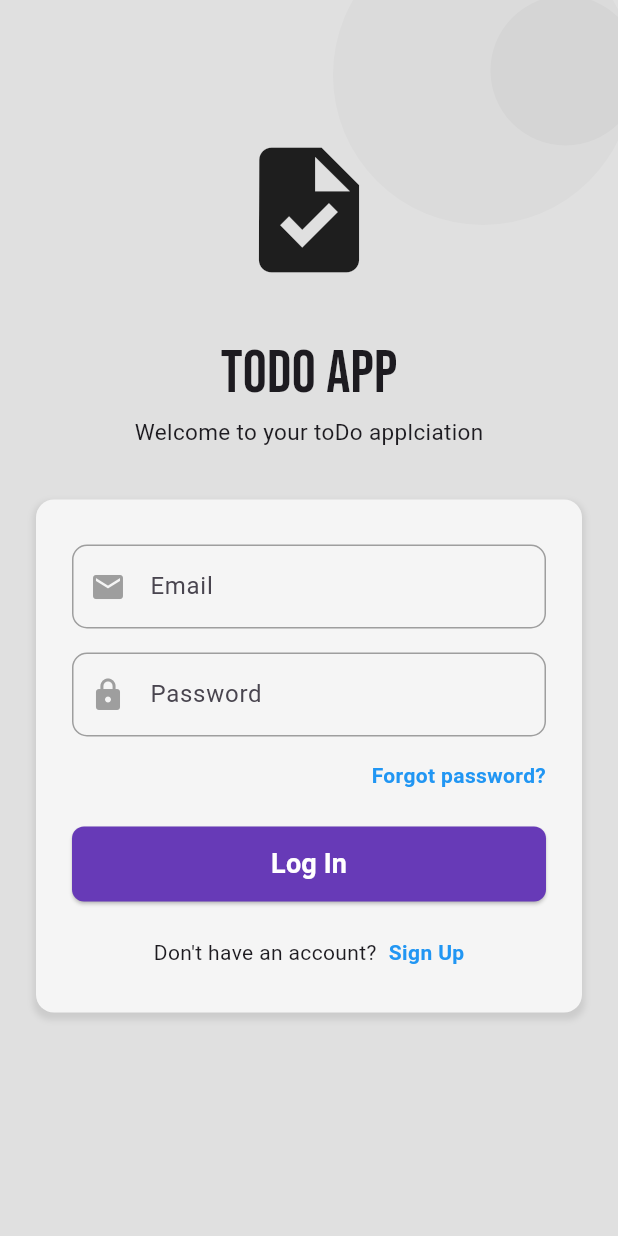
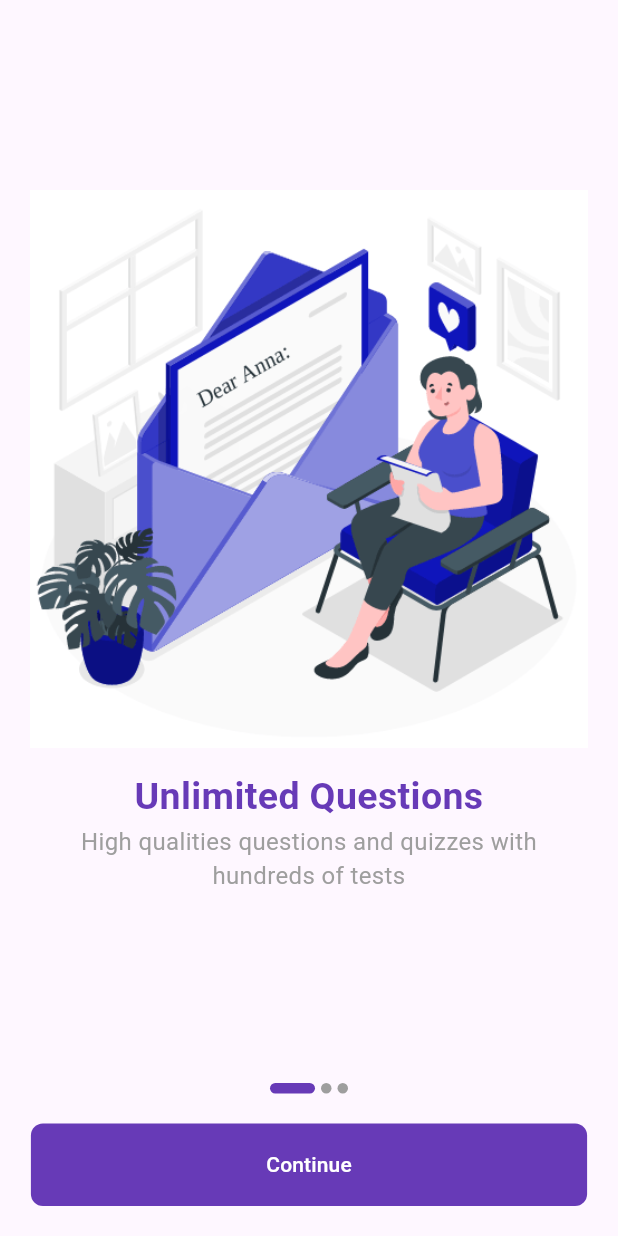
Before and after one commit to yassinelogtari/flutter-todo-list, a Flutter app: the screen it shows after launch, on a phone screen of 412 x 824 dp. Run offline on Flutter 3.47's test engine with Material 3 defaults, Android fonts, the phone set to English and light mode, and no system bars; our stand-ins replace animated_splash_screen, cloud_firestore, firebase_auth, firebase_core, google_fonts, lottie; accounts and stored records are empty.

Commit message:
dark mode & onboarding

```diff
--- /dev/null
+++ b/lib/components/color.dart
@@ -0,0 +1,2 @@
+import 'package:flutter/material.dart';
+const primaryColor = Colors.deepPurple;
--- /dev/null
+++ b/lib/components/onboardingInfo.dart
@@ -0,0 +1,11 @@
+
+class OnboardingInfo{
+  final String title;
+  final String description;
+  final String image;
+
+  OnboardingInfo({
+    required this.title,
+    required this.description,
+    required this.image});
+}
--- /dev/null
+++ b/lib/components/onboarding_data.dart
@@ -0,0 +1,23 @@
+
+import 'onboardingInfo.dart';
+
+class OnboardingData{
+
+  List<OnboardingInfo> items = [
+    OnboardingInfo(
+        title: "Unlimited Questions",
+        description: "High qualities questions and quizzes with hundreds of tests",
+        image: "images/onboarding1.gif"),
+
+    OnboardingInfo(
+        title: "Interesting stories",
+        description: "Reading top stories to learn and enhance your knowledge",
+        image: "images/onboarding1.gif"),
+
+    OnboardingInfo(
+        title: "Reading Books",
+        description: "Reading new books with top content and excellent stories""Reading new books with top content and excellent stories",
+        image: "images/onboarding1.gif"),
+
+  ];
+}
--- a/lib/main.dart
+++ b/lib/main.dart
@@ -1,26 +1,34 @@
+import 'package:flutter/material.dart';
+import 'package:flutter_to_do_list/screen/ThemeProvider.dart';
+import 'package:provider/provider.dart';
 import 'package:firebase_core/firebase_core.dart';
-import 'package:flutter/material.dart';
 import 'package:flutter_to_do_list/auth/main_page.dart';
 import 'package:flutter_to_do_list/firebase_options.dart';
 import 'package:flutter_to_do_list/screen/splashScreen.dart';
+
 
 void main() async {
   WidgetsFlutterBinding.ensureInitialized();
   await Firebase.initializeApp(
     options: DefaultFirebaseOptions.currentPlatform,
   );
-  runApp(const MyApp());
+  runApp(MyApp());
 }
 
 class MyApp extends StatelessWidget {
-  const MyApp({super.key});
-
   @override
   Widget build(BuildContext context) {
-    return MaterialApp(
-      debugShowCheckedModeBanner: false,
-      home: const SplashScreen()
-      //Main_Page(),
+    return ChangeNotifierProvider(
+      create: (context) => ThemeProvider(),
+      child: Consumer<ThemeProvider>(
+        builder: (context, themeProvider, child) {
+          return MaterialApp(
+            debugShowCheckedModeBanner: false,
+            theme: themeProvider.themeData,
+            home: SplashScreen(),
+          );
+        },
+      ),
     );
   }
 }
--- /dev/null
+++ b/lib/screen/Onboarding.dart
@@ -0,0 +1,130 @@
+
+import 'package:flutter/material.dart';
+import 'package:flutter_to_do_list/auth/main_page.dart';
+import '../components/color.dart';
+import '../components/onboarding_data.dart';
+import 'login.dart';
+
+class OnboardingPage extends StatefulWidget {
+  const OnboardingPage({super.key});
+
+  @override
+  State<OnboardingPage> createState() => _OnboardingPageState();
+}
+
+class _OnboardingPageState extends State<OnboardingPage> {
+  final controller = OnboardingData();
+  final pageController = PageController();
+  int currentIndex = 0;
+
+  @override
+  Widget build(BuildContext context) {
+    return Scaffold(
+      body: Column(
+        children: [
+          body(),
+          buildDots(),
+          button(),
+        ],
+      ),
+    );
+  }
+
+  //Body
+  Widget body() {
+    return Expanded(
+      child: Center(
+        child: PageView.builder(
+            onPageChanged: (value) {
+              setState(() {
+                currentIndex = value;
+              });
+            },
+            itemCount: controller.items.length,
+            itemBuilder: (context, index) {
+              return Padding(
+                padding: const EdgeInsets.symmetric(horizontal: 20),
+                child: Column(
+                  mainAxisAlignment: MainAxisAlignment.center,
+                  children: [
+                    //Images
+                    Image.asset(controller.items[currentIndex].image),
+
+                    const SizedBox(height: 15),
+                    //Titles
+                    Text(controller.items[currentIndex].title,
+                      style: const TextStyle(fontSize: 25,
+                          color: primaryColor,
+                          fontWeight: FontWeight.bold),
+                      textAlign: TextAlign.center,),
+
+                    //Description
+                    Padding(
+                      padding: const EdgeInsets.symmetric(horizontal: 25),
+                      child: Text(controller.items[currentIndex].description,
+                        style: const TextStyle(
+                            color: Colors.grey, fontSize: 16),
+                        textAlign: TextAlign.center,),
+                    ),
+
+                  ],
+                ),
+              );
+            }),
+      ),
+    );
+  }
+
+  //Dots
+  Widget buildDots() {
+    return Row(
+      mainAxisAlignment: MainAxisAlignment.center,
+      children: List.generate(controller.items.length, (index) =>
+          AnimatedContainer(
+              margin: const EdgeInsets.symmetric(horizontal: 2),
+              decoration: BoxDecoration(
+                borderRadius: BorderRadius.circular(50),
+                color: currentIndex == index ? primaryColor : Colors.grey,
+              ),
+              height: 7,
+              width: currentIndex == index ? 30 : 7,
+              duration: const Duration(milliseconds: 700))),
+    );
+  }
+
+  //Button
+//Button
+  Widget button() {
+    return Container(
+      margin: const EdgeInsets.symmetric(vertical: 20),
+      width: MediaQuery
+          .of(context)
+          .size
+          .width * .9,
+      height: 55,
+      decoration: BoxDecoration(
+          borderRadius: BorderRadius.circular(8),
+          color: primaryColor
+      ),
+
+      child: TextButton(
+        onPressed: () {
+          if (currentIndex == controller.items.length - 1) {
+            Navigator.push(
+              context,
+              MaterialPageRoute(builder: (context) => Main_Page()),
+            );
+          } else {
+            setState(() {
+              currentIndex++;
+            });
+          }
+        },
+        child: Text(currentIndex == controller.items.length - 1
+            ? "Get started"
+            : "Continue",
+          style: const TextStyle(color: Colors.white),),
+      ),
+    );
+  }
+}
--- /dev/null
+++ b/lib/screen/ThemeProvider.dart
@@ -0,0 +1,13 @@
+import 'package:flutter/material.dart';
+
+class ThemeProvider extends ChangeNotifier {
+  ThemeData _themeData = ThemeData.light();
+
+  ThemeData get themeData => _themeData;
+
+  void toggleTheme(bool isDarkModeEnabled) {
+    _themeData =
+    isDarkModeEnabled ? ThemeData.dark() : ThemeData.light();
+    notifyListeners();
+  }
+}
--- a/lib/screen/splashScreen.dart
+++ b/lib/screen/splashScreen.dart
@@ -3,6 +3,7 @@ import 'package:flutter/material.dart';
 import 'package:lottie/lottie.dart';
 
 import '../auth/main_page.dart';
+import 'Onboarding.dart';
 import 'home.dart';
 
 class SplashScreen extends StatelessWidget {
@@ -29,7 +30,7 @@ class SplashScreen extends StatelessWidget {
             ),
           ],
         ),
-        nextScreen: const Main_Page(),
+        nextScreen: const OnboardingPage(),
         splashIconSize: 400,
         backgroundColor: Colors.grey.shade300,
       ),
--- a/pubspec.yaml
+++ b/pubspec.yaml
@@ -36,6 +36,7 @@ dependencies:
   cloud_firestore: ^4.5.0
   msh_checkbox: ^1.1.1
   uuid: ^3.0.6
+  provider: ^5.0.0
 
 
   # The following adds the Cupertino Icons font to your application.
```
Also changed, not shown: lib/screen/SettingsScreen.dart (+7 -9 lines), lib/screen/add_note_screen.dart (+17 -10 lines), lib/screen/edit_screen.dart (+12 -4 lines), lib/screen/home.dart (+13 -12 lines), images/onboarding1.gif (added), images/onboarding2.gif (added), images/onboarding3.gif (added), pubspec.lock, 1 other file.
